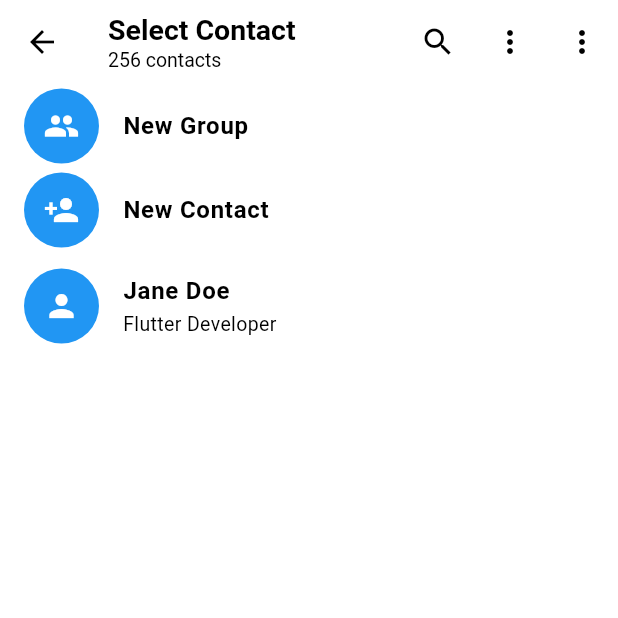
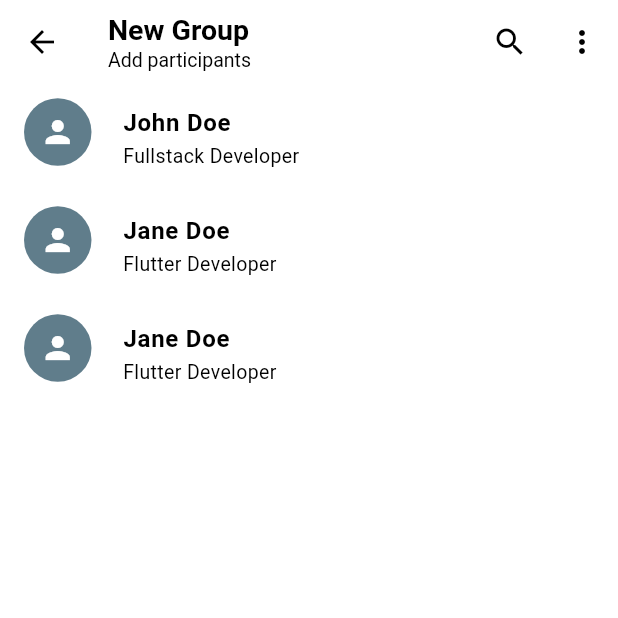
Before and after one commit to mrHeinrichh/ChatApp, a Flutter app: the SelectContact screen opened directly, after a tap on "New Group", on a phone screen of 412 x 824 dp, the top half of it. Run offline on Flutter 3.47's test engine with Material 3 defaults, Android fonts, the phone set to English and light mode, and no system bars; our stand-ins replace emoji_picker_flutter.

Commit message:
update 4 files and create 1 file

```diff
--- a/lib/CustomUI/ButtonCard.dart
+++ b/lib/CustomUI/ButtonCard.dart
@@ -8,9 +8,7 @@ class ButtonCard extends StatelessWidget {
   final IconData icon;
   @override
   Widget build(BuildContext context) {
-    return InkWell(
-      onTap: () {},
-      child: ListTile(
+    return ListTile(
       leading: CircleAvatar(
         radius: 25,
         child: Icon(icon),
@@ -22,7 +20,6 @@ class ButtonCard extends StatelessWidget {
           fontWeight: FontWeight.bold,
         ),
       ),
-      ),
     );
   }
 }
--- a/lib/CustomUI/ContactCard.dart
+++ b/lib/CustomUI/ContactCard.dart
@@ -9,9 +9,33 @@ class ContactCard extends StatelessWidget {
   @override
   Widget build(BuildContext context) {
     return ListTile(
-      leading: const CircleAvatar(
-        radius: 25,
-        child: Icon(Icons.person),
+      leading: Container(
+        height: 53,
+        width: 50,
+        child: Stack(
+          children: [
+            const SizedBox(
+              height: 45,
+              width: 45,
+              child: CircleAvatar(
+                backgroundColor: Colors.blueGrey,
+                radius: 23,
+                child: Icon(Icons.person),
+              ),
+            ),
+            contact.select
+                ? const Positioned(
+                    bottom: 4,
+                    right: 5,
+                    child: CircleAvatar(
+                      backgroundColor: Colors.green,
+                      radius: 12,
+                      child: Icon(Icons.check, size: 18),
+                    ),
+                  )
+                : Container(),
+          ],
+        ),
       ),
       title: Text(
         contact.name,
--- a/lib/Model/ChatModel.dart
+++ b/lib/Model/ChatModel.dart
@@ -5,6 +5,7 @@ class ChatModel {
   final String time;
   final String currentMessage;
   final status;
+  bool select = false;
 
   ChatModel({
     required this.name,
@@ -13,5 +14,6 @@ class ChatModel {
     required this.time,
     required this.currentMessage,
     this.status,
+    this.select = false,
   });
 }
--- /dev/null
+++ b/lib/Screens/CreateGroup.dart
@@ -0,0 +1,114 @@
+import 'package:chatapp/CustomUI/ButtonCard.dart';
+import 'package:chatapp/CustomUI/ContactCard.dart';
+import 'package:chatapp/Model/ChatModel.dart';
+import 'package:flutter/material.dart';
+
+class CreateGroup extends StatefulWidget {
+  const CreateGroup({super.key});
+
+  @override
+  State<CreateGroup> createState() => _CreateGroupState();
+}
+
+class _CreateGroupState extends State<CreateGroup> {
+  List<ChatModel> contacts = [
+    ChatModel(
+        name: 'John Doe',
+        icon: 'person.svg',
+        time: '10:00',
+        currentMessage: 'Hello',
+        status: 'Fullstack Developer',
+        isGroup: false),
+    ChatModel(
+        name: 'Jane Doe',
+        icon: 'person.svg',
+        time: '11:00',
+        currentMessage: 'Hi',
+        status: 'Flutter Developer',
+        isGroup: true),
+    ChatModel(
+        name: 'Jane Doe',
+        icon: 'person.svg',
+        status: 'Flutter Developer',
+        time: '11:00',
+        currentMessage: 'Hi',
+        isGroup: true),
+  ];
+
+  List<ChatModel> groups = [
+    ChatModel(
+        name: 'Group 1',
+        icon: 'group.svg',
+        time: '10:00',
+        currentMessage: 'Hello',
+        isGroup: true),
+    ChatModel(
+        name: 'Group 2',
+        icon: 'group.svg',
+        time: '11:00',
+        currentMessage: 'Hi',
+        isGroup: true),
+    ChatModel(
+        name: 'Group 3',
+        icon: 'group.svg',
+        time: '11:00',
+        currentMessage: 'Hi',
+        isGroup: true),
+  ];
+  @override
+  Widget build(BuildContext context) {
+    return Scaffold(
+      appBar: AppBar(
+        title: const Column(
+          mainAxisAlignment: MainAxisAlignment.start,
+          crossAxisAlignment: CrossAxisAlignment.start,
+          children: [
+            Text(
+              'New Group',
+              style: TextStyle(
+                fontSize: 19,
+                fontWeight: FontWeight.bold,
+              ),
+            ),
+            Text(
+              'Add participants',
+              style: TextStyle(
+                fontSize: 13,
+              ),
+            ),
+          ],
+        ),
+        actions: [
+          IconButton(
+            icon: const Icon(Icons.search),
+            onPressed: () {},
+          ),
+          IconButton(
+            icon: const Icon(Icons.more_vert),
+            onPressed: () {},
+          ),
+        ],
+      ),
+      body: ListView.builder(
+          itemCount: contacts.length,
+          itemBuilder: (context, index) {
+            return InkWell(
+              onTap: () {
+                if (contacts[index].select == false) {
+                  setState(() {
+                    contacts[index].select = true;
+                  });
+                } else {
+                  setState(() {
+                    contacts[index].select = false;
+                  });
+                }
+              },
+              child: ContactCard(
+                contact: contacts[index],
+              ),
+            );
+          }),
+    );
+  }
+}
--- a/lib/Screens/SelectContact.dart
+++ b/lib/Screens/SelectContact.dart
@@ -1,6 +1,7 @@
 import 'package:chatapp/CustomUI/ButtonCard.dart';
 import 'package:chatapp/CustomUI/ContactCard.dart';
 import 'package:chatapp/Model/ChatModel.dart';
+import 'package:chatapp/Screens/CreateGroup.dart';
 import 'package:flutter/material.dart';
 
 class SelectContact extends StatefulWidget {
@@ -88,9 +89,17 @@ class _SelectContactState extends State<SelectContact> {
           itemCount: contacts.length,
           itemBuilder: (context, index) {
             if (index == 0) {
-              return const ButtonCard(
-                name: 'New Group',
-                icon: Icons.group,
+              return InkWell(
+                onTap: () {
+                  Navigator.push(
+                      context,
+                      MaterialPageRoute(
+                          builder: (builder) => const CreateGroup()));
+                },
+                child: const ButtonCard(
+                  name: 'New Group',
+                  icon: Icons.group,
+                ),
               );
             } else if (index == 1) {
               return const ButtonCard(
```
Lines whose indentation alone changed are shown as unchanged.
